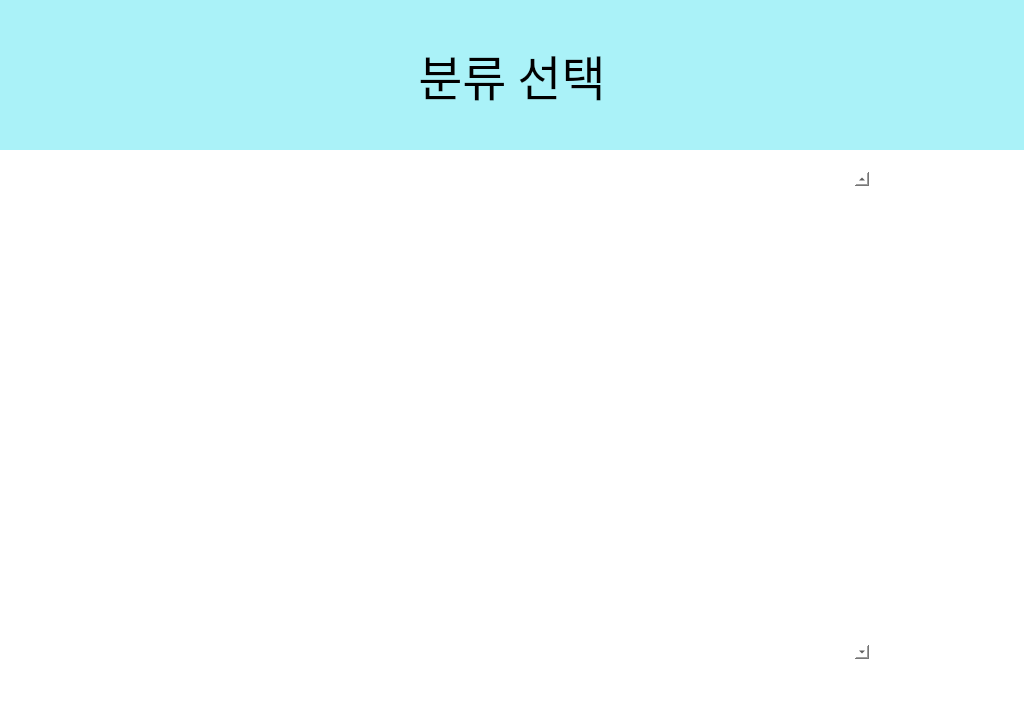
sangin1/AAC, file word1.ui: the form before one commit.
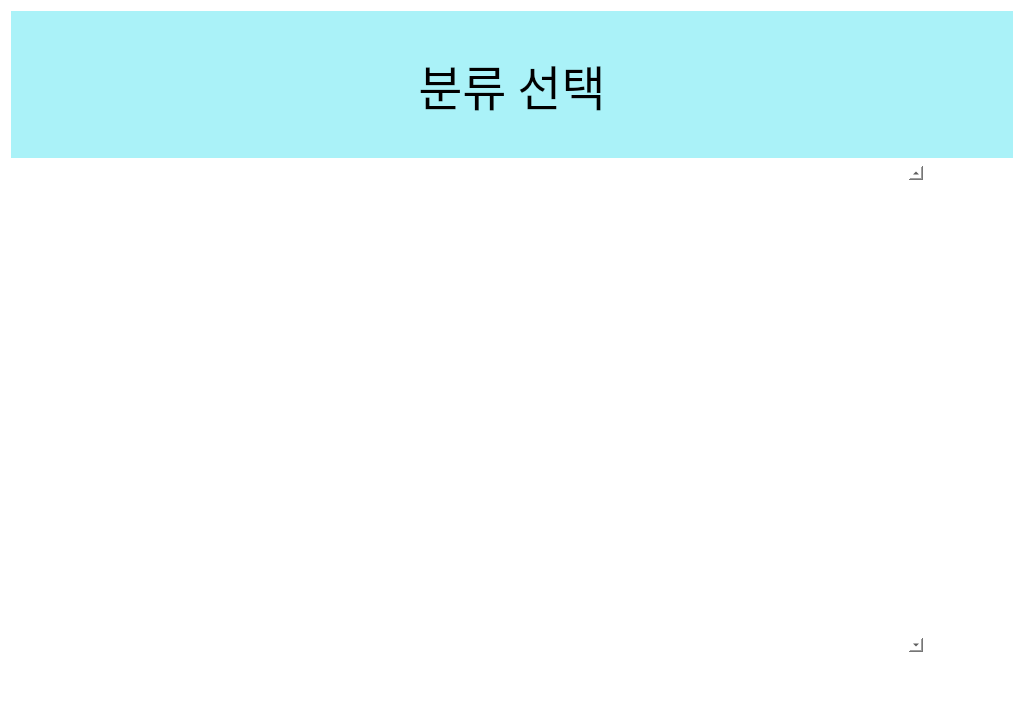
The form after the commit.

Diff of the .ui file:
```diff
--- a/word1.ui
+++ b/word1.ui
@@ -17,40 +17,23 @@
    <string notr="true">background-color: rgb(255, 255, 255);
 </string>
   </property>
-  <widget class="QLabel" name="label">
-   <property name="geometry">
-    <rect>
-     <x>0</x>
-     <y>0</y>
-     <width>1024</width>
-     <height>150</height>
-    </rect>
-   </property>
-   <property name="font">
-    <font>
-     <family>AcadEref</family>
-     <pointsize>36</pointsize>
-    </font>
-   </property>
-   <property name="styleSheet">
-    <string notr="true">background-color: rgb(170, 242, 248);</string>
-   </property>
+  <layout class="QGridLayout" name="gridLayout" rowstretch="3,10,1" columnstretch="1,10,1">
+   <item row="1" column="2">
+    <widget class="QLabel" name="label_3">
+     <property name="text">
+      <string/>
+     </property>
+    </widget>
+   </item>
+   <item row="1" column="0">
+    <widget class="QLabel" name="label_2">
    <property name="text">
-    <string>분류 선택</string>
-   </property>
-   <property name="alignment">
-    <set>Qt::AlignCenter</set>
-   </property>
-  </widget>
+      <string/>
+     </property>
+    </widget>
+   </item>
+   <item row="1" column="1">
   <widget class="QScrollArea" name="scrollArea">
-   <property name="geometry">
-    <rect>
-     <x>140</x>
-     <y>170</y>
-     <width>731</width>
-     <height>491</height>
-    </rect>
-   </property>
    <property name="styleSheet">
     <string notr="true">border-color: rgb(255,255,255);
 border-style: solid;
@@ -68,12 +51,40 @@
      <rect>
       <x>0</x>
       <y>0</y>
-      <width>710</width>
-      <height>487</height>
+        <width>807</width>
+        <height>489</height>
      </rect>
     </property>
    </widget>
   </widget>
+   </item>
+   <item row="2" column="1">
+    <widget class="QLabel" name="label_4">
+     <property name="text">
+      <string/>
+     </property>
+    </widget>
+   </item>
+   <item row="0" column="0" colspan="3">
+    <widget class="QLabel" name="label">
+     <property name="font">
+      <font>
+       <family>AcadEref</family>
+       <pointsize>36</pointsize>
+      </font>
+     </property>
+     <property name="styleSheet">
+      <string notr="true">background-color: rgb(170, 242, 248);</string>
+     </property>
+     <property name="text">
+      <string>분류 선택</string>
+     </property>
+     <property name="alignment">
+      <set>Qt::AlignCenter</set>
+     </property>
+    </widget>
+   </item>
+  </layout>
  </widget>
  <resources/>
  <connections/>
```
Lines whose indentation alone changed are shown as unchanged.
